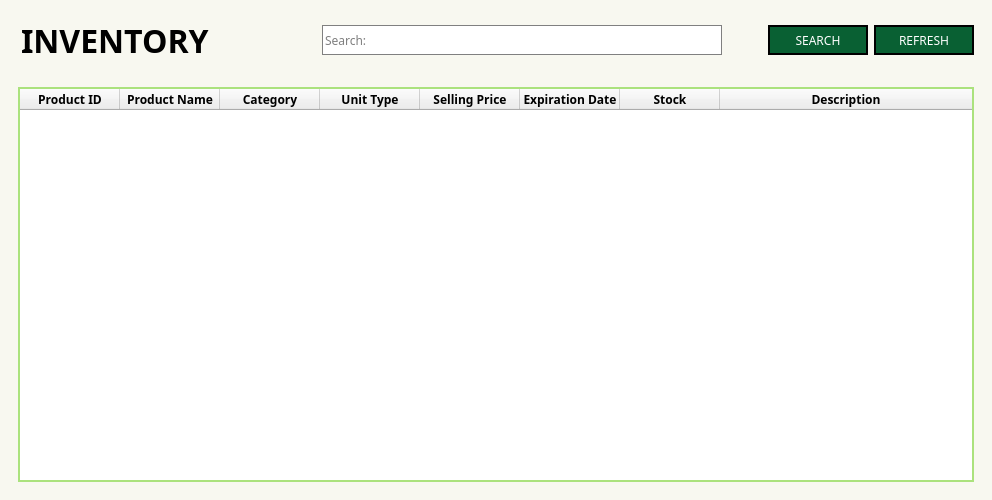
This is Screens/MainMenuScreens/Inventory/Inventory.ui in Bideiro/Ranil_project_py as Qt 5 draws it before an edit. The edited form follows.
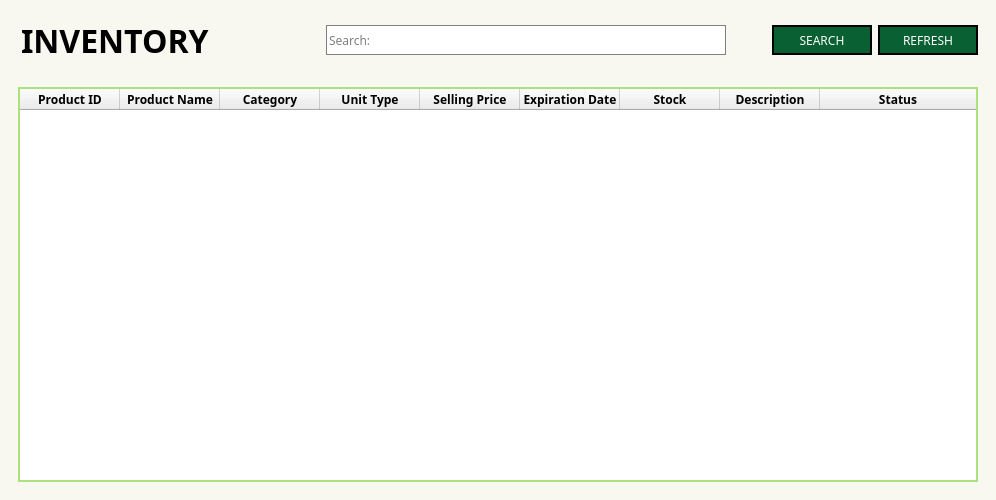
This is the edited form.

Diff of the .ui file:
```diff
--- a/Screens/MainMenuScreens/Inventory/Inventory.ui
+++ b/Screens/MainMenuScreens/Inventory/Inventory.ui
@@ -198,8 +198,7 @@
             </property>
             <property name="font">
              <font>
-              <family>DM Sans 14pt ExtraBold</family>
-              <weight>50</weight>
+              <family>DM Sans</family>
               <bold>false</bold>
              </font>
             </property>
@@ -258,7 +257,6 @@
              <property name="font">
               <font>
                <family>DM Sans</family>
-               <weight>75</weight>
                <bold>true</bold>
               </font>
              </property>
@@ -277,7 +275,6 @@
              <property name="font">
               <font>
                <family>DM Sans</family>
-               <weight>75</weight>
                <bold>true</bold>
               </font>
              </property>
@@ -289,7 +286,6 @@
              <property name="font">
               <font>
                <family>DM Sans</family>
-               <weight>75</weight>
                <bold>true</bold>
               </font>
              </property>
@@ -301,7 +297,6 @@
              <property name="font">
               <font>
                <family>DM Sans</family>
-               <weight>75</weight>
                <bold>true</bold>
               </font>
              </property>
@@ -313,7 +308,6 @@
              <property name="font">
               <font>
                <family>DM Sans</family>
-               <weight>75</weight>
                <bold>true</bold>
               </font>
              </property>
@@ -325,7 +319,6 @@
              <property name="font">
               <font>
                <family>DM Sans</family>
-               <weight>75</weight>
                <bold>true</bold>
               </font>
              </property>
@@ -337,7 +330,6 @@
              <property name="font">
               <font>
                <family>DM Sans</family>
-               <weight>75</weight>
                <bold>true</bold>
               </font>
              </property>
@@ -349,7 +341,17 @@
              <property name="font">
               <font>
                <family>DM Sans</family>
-               <weight>75</weight>
+               <bold>true</bold>
+              </font>
+             </property>
+            </column>
+            <column>
+             <property name="text">
+              <string>Status</string>
+             </property>
+             <property name="font">
+              <font>
+               <family>DM Sans</family>
                <bold>true</bold>
               </font>
              </property>
```
Left out of the diff: 10 changed lines with no effect on the pictures.
